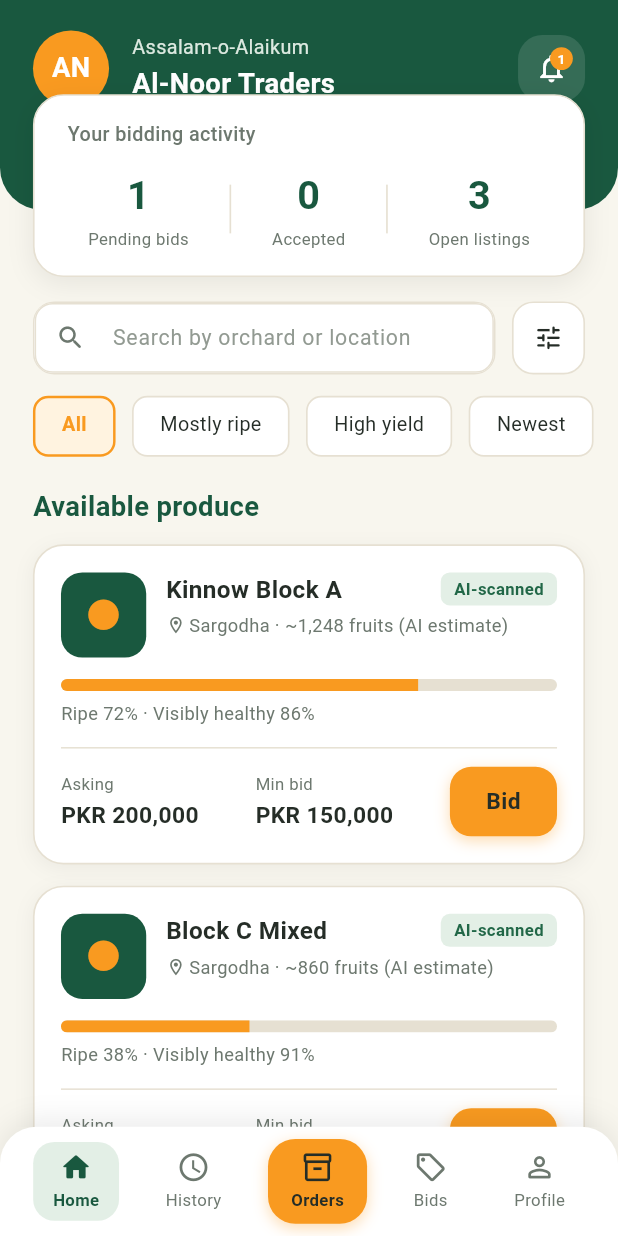
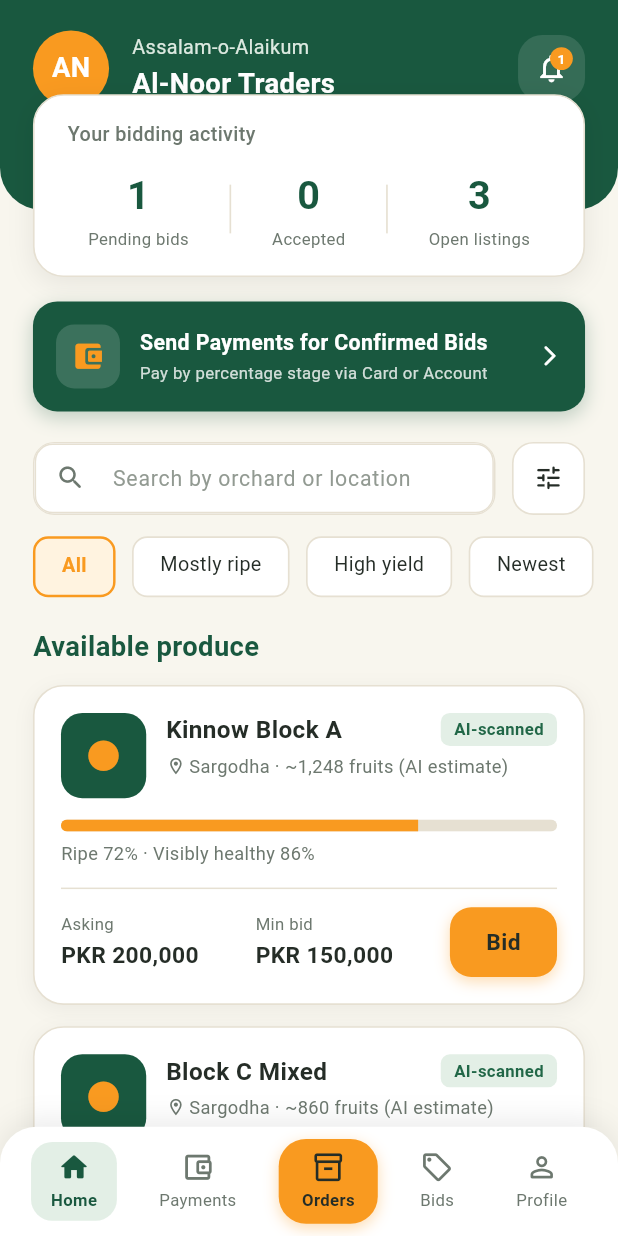
Before and after one commit to WaheedTouheed/Orivis-Frontend, a Flutter app: the VendorDashboardScreen screen opened directly, on a phone screen of 412 x 824 dp. Run offline on Flutter 3.47's test engine with Material 3 defaults, Android fonts, the phone set to English and light mode, and no system bars; our stand-ins replace camera, dio, flutter_dotenv, flutter_screenutil, flutter_secure_storage, image_picker; accounts and stored records are empty.

Commit message:
Creating a payment screen of vendor side

```diff
--- a/lib/features/marketplace/presentation/screens/received_bids_screen.dart
+++ b/lib/features/marketplace/presentation/screens/received_bids_screen.dart
@@ -5,6 +5,7 @@ import '../../../../core/constants/app_colors.dart';
 import '../../../../core/services/bids_state_service.dart';
 import '../../../../core/services/listing_state_service.dart';
 import '../../../../core/services/orders_state_service.dart';
+import '../../../../core/services/payments_state_service.dart';
 import '../../../home/presentation/screens/grower_dashboard_screen.dart';
 import '../../../home/presentation/screens/profile_screen.dart';
 import '../../../scan/presentation/screens/scan_orchard_screen.dart';
@@ -83,6 +84,11 @@ class _ReceivedBidsScreenState extends State<ReceivedBidsScreen> {
                   orchardName: 'Kinnow Block A',
                   amount: bid.amount,
                   quantity: bid.quantity,
+                  growerName: 'Grower account',
+                );
+                PaymentsStateService().syncAcceptedBid(
+                  orchardName: 'Kinnow Block A',
+                  totalAmount: bid.amount,
                   growerName: 'Grower account',
                 );
                 ListingStateService().updateVendorBidStatus(
--- a/lib/features/vendor/presentation/screens/vendor_dashboard_screen.dart
+++ b/lib/features/vendor/presentation/screens/vendor_dashboard_screen.dart
@@ -6,6 +6,7 @@ import '../../../../core/services/listing_state_service.dart';
 import '../../../home/presentation/screens/notifications_screen.dart';
 import 'vendor_bid_screen.dart';
 import 'vendor_bids_history_screen.dart';
+import 'vendor_payments_screen.dart';
 import '../widgets/vendor_bottom_navigation.dart';
 
 class VendorDashboardScreen extends StatefulWidget {
@@ -550,6 +551,83 @@ class _VendorDashboardScreenState extends State<VendorDashboardScreen> {
                         ),
 
                         SizedBox(height: 60.h), // space for the overlapping card
+
+                        // Quick Payment Shortcut Banner
+                        Padding(
+                          padding: EdgeInsets.symmetric(horizontal: 20.w),
+                          child: InkWell(
+                            onTap: () {
+                              Navigator.of(context).push(
+                                MaterialPageRoute(
+                                  builder: (_) => const VendorPaymentsScreen(),
+                                ),
+                              );
+                            },
+                            borderRadius: BorderRadius.circular(16.r),
+                            child: Container(
+                              padding: EdgeInsets.all(14.w),
+                              decoration: BoxDecoration(
+                                color: AppColors.darkGreen,
+                                borderRadius: BorderRadius.circular(16.r),
+                                boxShadow: [
+                                  BoxShadow(
+                                    color: AppColors.darkGreen.withValues(alpha: 0.25),
+                                    blurRadius: 10,
+                                    offset: const Offset(0, 4),
+                                  ),
+                                ],
+                              ),
+                              child: Row(
+                                children: [
+                                  Container(
+                                    height: 42.r,
+                                    width: 42.r,
+                                    decoration: BoxDecoration(
+                                      color: Colors.white.withValues(alpha: 0.15),
+                                      borderRadius: BorderRadius.circular(12.r),
+                                    ),
+                                    child: Icon(
+                                      Icons.account_balance_wallet_rounded,
+                                      color: const Color(0xFFF99A20),
+                                      size: 22.r,
+                                    ),
+                                  ),
+                                  SizedBox(width: 12.w),
+                                  Expanded(
+                                    child: Column(
+                                      crossAxisAlignment: CrossAxisAlignment.start,
+                                      children: [
+                                        Text(
+                                          'Send Payments for Confirmed Bids',
+                                          style: TextStyle(
+                                            fontSize: 14.sp,
+                                            fontWeight: FontWeight.bold,
+                                            color: Colors.white,
+                                          ),
+                                        ),
+                                        SizedBox(height: 2.h),
+                                        Text(
+                                          'Pay by percentage stage via Card or Account',
+                                          style: TextStyle(
+                                            fontSize: 11.sp,
+                                            color: Colors.white.withValues(alpha: 0.8),
+                                          ),
+                                        ),
+                                      ],
+                                    ),
+                                  ),
+                                  Icon(
+                                    Icons.arrow_forward_ios_rounded,
+                                    color: Colors.white,
+                                    size: 16.r,
+                                  ),
+                                ],
+                              ),
+                            ),
+                          ),
+                        ),
+
+                        SizedBox(height: 20.h),
 
                         // ==========================================
                         // SEARCH + FILTER
--- a/lib/features/vendor/presentation/widgets/vendor_bottom_navigation.dart
+++ b/lib/features/vendor/presentation/widgets/vendor_bottom_navigation.dart
@@ -1,10 +1,10 @@
 import 'package:flutter/material.dart';
 import 'package:flutter_screenutil/flutter_screenutil.dart';
 import '../../../../core/constants/app_colors.dart';
-import '../../../scan/presentation/screens/scan_history_screen.dart';
 import '../screens/vendor_bids_history_screen.dart';
 import '../screens/vendor_dashboard_screen.dart';
 import '../screens/vendor_orders_screen.dart';
+import '../screens/vendor_payments_screen.dart';
 import '../screens/vendor_profile_screen.dart';
 
 class VendorBottomNavigation extends StatelessWidget {
@@ -49,9 +49,9 @@ class VendorBottomNavigation extends StatelessWidget {
               _buildBottomNavItem(
                 context: context,
                 index: 1,
-                iconData: Icons.access_time_outlined,
-                activeIconData: Icons.access_time_filled_rounded,
-                label: 'History',
+                iconData: Icons.account_balance_wallet_outlined,
+                activeIconData: Icons.account_balance_wallet_rounded,
+                label: 'Payments',
               ),
               _buildCenterOrdersNavItem(context),
               _buildBottomNavItem(
@@ -94,7 +94,7 @@ class VendorBottomNavigation extends StatelessWidget {
           );
         } else if (index == 1) {
           Navigator.of(context).push(
-            MaterialPageRoute(builder: (_) => const ScanHistoryScreen()),
+            MaterialPageRoute(builder: (_) => const VendorPaymentsScreen()),
           );
         } else if (index == 3) {
           Navigator.of(context).push(
```
